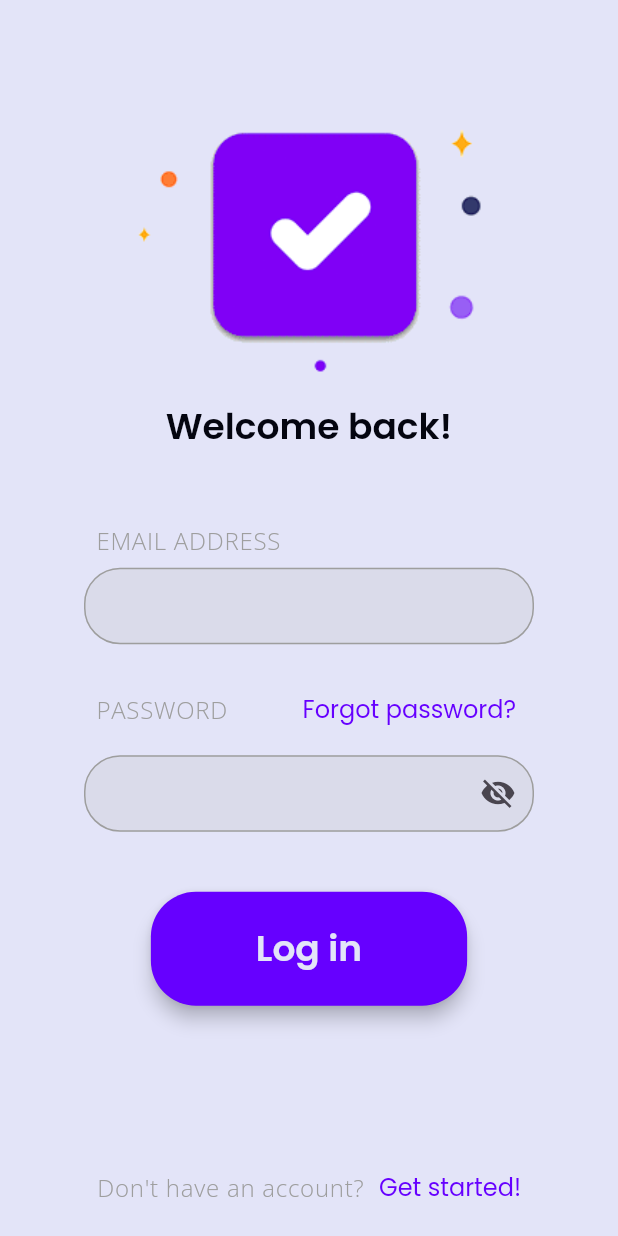
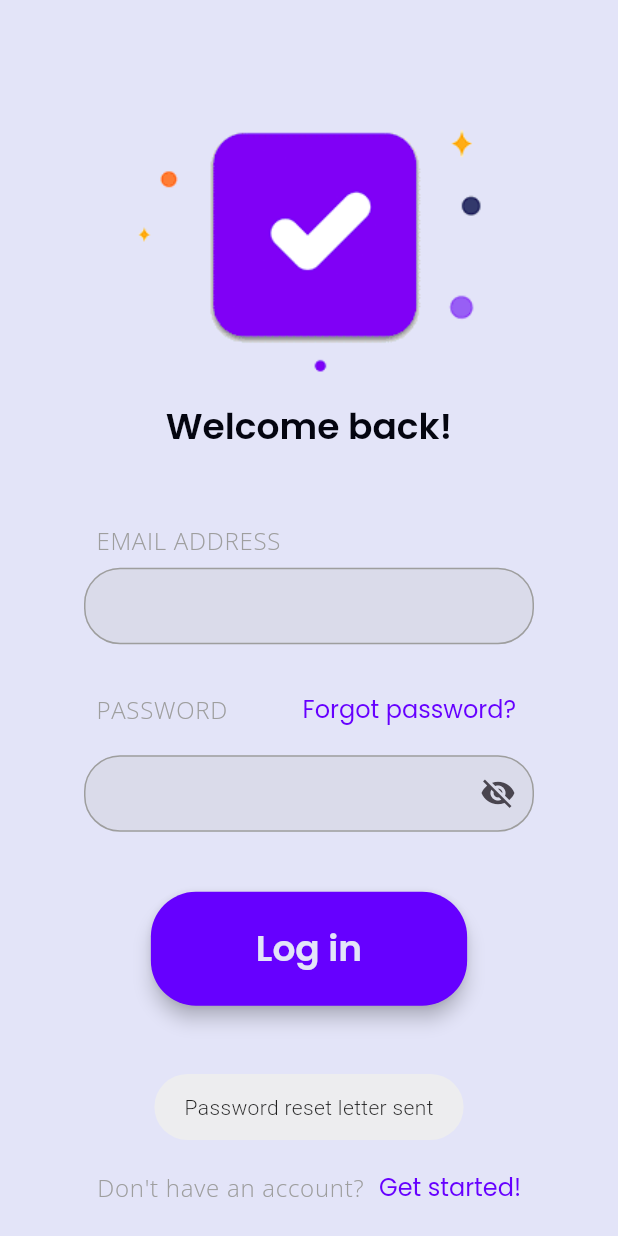
Before and after one commit to EncouragedEntity/todo-list, a Flutter app: the screen it shows after launch, after a tap on "Forgot password?", on a phone screen of 412 x 824 dp. Run offline on Flutter 3.47's test engine with Material 3 defaults, Android fonts, the phone set to English and light mode, and no system bars; our stand-ins replace equatable, flutter_bloc, fluttertoast, google_fonts, grouped_list, ionicons and 1 more; missing offline and left inert: mailer.

Commit message:
Email toasts

```diff
--- a/lib/pages/login_page.dart
+++ b/lib/pages/login_page.dart
@@ -1,5 +1,6 @@
 import 'package:flutter/material.dart';
 import 'package:flutter_bloc/flutter_bloc.dart';
+import 'package:fluttertoast/fluttertoast.dart';
 import 'package:logger/logger.dart';
 import 'package:todo_list/blocs/auth_bloc.dart';
 import 'package:todo_list/blocs/events/auth_events.dart';
@@ -48,9 +49,15 @@ class _LoginPageState extends State<LoginPage> {
     }
   }
 
-  void forgotPassword() {
-    MailTrapClient().sendForgotPasswordLetter(
+  void forgotPassword() async {
+    final sendingResult = await MailTrapClient().sendForgotPasswordLetter(
         "example@gmail.com", 'https://example.com/reset');
+    Fluttertoast.cancel();
+    if (sendingResult) {
+      Fluttertoast.showToast(msg: 'Password reset letter sent');
+    } else {
+      Fluttertoast.showToast(msg: 'Error sending message');
+    }
   }
 
   @override
--- a/lib/services/mailtrap_client.dart
+++ b/lib/services/mailtrap_client.dart
@@ -11,7 +11,8 @@ class MailTrapClient {
     password: "d04a3399eabc6d",
   );
 
-  void sendForgotPasswordLetter(String userEmail, String resetLink) async {
+  Future<bool> sendForgotPasswordLetter(
+      String userEmail, String resetLink) async {
     final message = Message()
       ..from = const Address("9bc523879fc5fa@example.com", 'Todoshka')
       ..recipients.add(userEmail)
@@ -28,6 +29,7 @@ class MailTrapClient {
     try {
       final sendReport = await send(message, _smtpServer);
       Logger().i('Forgot Password email sent: $sendReport');
+      return true;
     } on MailerException catch (e) {
       Logger().e('Forgot Password email not sent. ${e.message}');
       for (var p in e.problems) {
@@ -36,5 +38,6 @@ class MailTrapClient {
     } on Exception catch (e) {
       Logger().e('Forgot Password email not sent. $e');
     }
+    return false;
   }
 }
--- a/pubspec.yaml
+++ b/pubspec.yaml
@@ -51,6 +51,8 @@ dependencies:
   grouped_list: ^5.1.2
   mailer: ^6.0.1
   provider: ^6.1.1
+  fluttertoast: ^8.2.4
+  localstore: ^1.3.5
 
 dev_dependencies:
   flutter_test:
```
Also changed, not shown: pubspec.lock, 1 other file.
